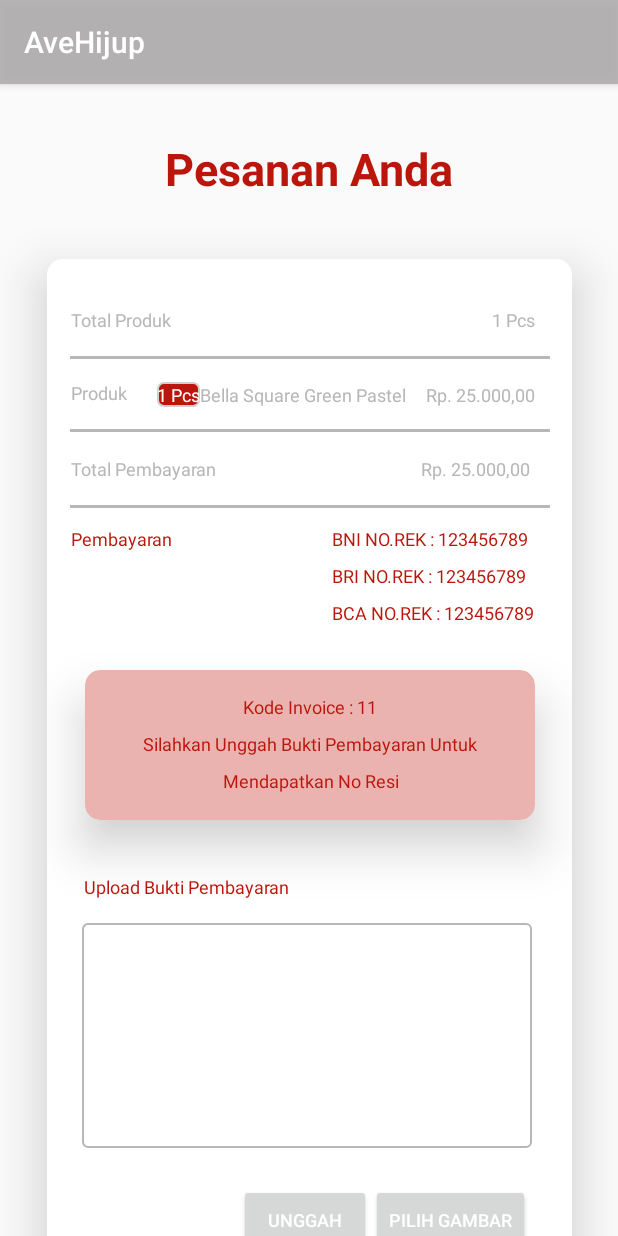
After one commit to VennaErsisRelita/AveHijup, an Android app: the KonfirmasiPembayaran screen opened directly, with no data from a screen before it, on a phone screen of 412 x 824 dp. The commit adds this screen. Run offline under Robolectric (Android 15) with nearby library versions, the phone set to English and light mode, and no system bars.

Commit message:
konfirmasi
konfirmasi pembayaran

```diff
--- a/app/build.gradle
+++ b/app/build.gradle
@@ -1,11 +1,11 @@
 apply plugin: 'com.android.application'
 
 android {
-    compileSdkVersion 28
+    compileSdkVersion 29
     defaultConfig {
         applicationId "com.example.avehijup"
         minSdkVersion 23
-        targetSdkVersion 28
+        targetSdkVersion 29
         versionCode 1
         versionName "1.0"
         testInstrumentationRunner "androidx.test.runner.AndroidJUnitRunner"
--- a/app/src/main/AndroidManifest.xml
+++ b/app/src/main/AndroidManifest.xml
@@ -9,8 +9,10 @@
         android:roundIcon="@mipmap/ic_launcher_round"
         android:supportsRtl="true"
         android:theme="@style/AppTheme">
-        <activity android:name=".Buat_akun"></activity>
-        <activity android:name=".Lupapassword"></activity>
+        <activity android:name=".KonfirmasiPembayaran"></activity>
+        <activity android:name=".TasBelanja" />
+        <activity android:name=".Buat_akun" />
+        <activity android:name=".Lupapassword" />
         <activity android:name=".MainActivity">
             <intent-filter>
                 <action android:name="android.intent.action.MAIN" />
--- /dev/null
+++ b/app/src/main/java/com/example/avehijup/KonfirmasiPembayaran.java
@@ -0,0 +1,14 @@
+package com.example.avehijup;
+
+import androidx.appcompat.app.AppCompatActivity;
+
+import android.os.Bundle;
+
+public class KonfirmasiPembayaran extends AppCompatActivity {
+
+    @Override
+    protected void onCreate(Bundle savedInstanceState) {
+        super.onCreate(savedInstanceState);
+        setContentView(R.layout.activity_konfirmasi_pembayaran);
+    }
+}
--- a/app/src/main/java/com/example/avehijup/MainActivity.java
+++ b/app/src/main/java/com/example/avehijup/MainActivity.java
@@ -7,11 +7,25 @@ import android.os.Bundle;
 import android.view.View;
 import android.widget.TextView;
 
+import org.w3c.dom.Text;
+
 public class MainActivity extends AppCompatActivity {
+    TextView btnLogin;
+
     @Override
     protected void onCreate( Bundle savedInstanceState) {
         super.onCreate(savedInstanceState);
         setContentView(R.layout.login);
+        btnLogin = (TextView)findViewById(R.id.textView);
+
+        btnLogin.setOnClickListener(new View.OnClickListener() {
+            @Override
+            public void onClick(View v) {
+                startActivity(new Intent(MainActivity.this,KonfirmasiPembayaran.class));
+                finish();
+            }
+        });
+
         TextView btn = (TextView) findViewById(R.id.daftardisini);
         btn.setOnClickListener(new View.OnClickListener() {
             @Override
--- /dev/null
+++ b/app/src/main/java/com/example/avehijup/TasBelanja.java
@@ -0,0 +1,14 @@
+package com.example.avehijup;
+
+import androidx.appcompat.app.AppCompatActivity;
+
+import android.os.Bundle;
+
+public class TasBelanja extends AppCompatActivity {
+
+    @Override
+    protected void onCreate(Bundle savedInstanceState) {
+        super.onCreate(savedInstanceState);
+        setContentView(R.layout.activity_tas_belanja);
+    }
+}
--- a/app/src/main/java/com/example/avehijup/login.java
+++ /dev/null
@@ -1,4 +0,0 @@
-package com.example.avehijup;
-
-class login {
-}
--- /dev/null
+++ b/app/src/main/res/drawable/btncolor1.xml
@@ -0,0 +1,36 @@
+<?xml version="1.0" encoding="utf-8"?>
+<selector xmlns:android="http://schemas.android.com/apk/res/android">
+<!--    <item android:state_pressed="true" >-->
+<!--        <shape>-->
+<!--            <solid android:color="@color/colorWhite" />-->
+<!--            <stroke android:width="1dp"-->
+<!--                android:color="@color/colorWhite" />-->
+<!--            <corners android:radius="20dp" />-->
+<!--            <padding-->
+<!--                android:left="10dp"-->
+<!--                android:right="10dp"-->
+<!--                android:bottom="10dp"-->
+<!--                android:top="10dp" />-->
+<!--        </shape>-->
+<!--    </item>-->
+
+<!--    <item>-->
+<!--        <shape>-->
+<!--            <gradient-->
+<!--                android:startColor="@color/startColor"-->
+<!--                android:endColor="@color/endColor"-->
+<!--                android:angle="45" />-->
+
+<!--            <stroke-->
+<!--                android:width="1dp"-->
+<!--                android:color="@color/colorWhite" />-->
+<!--            <corners android:radius="20dp" />-->
+<!--            <padding-->
+<!--                android:left="10dp"-->
+<!--                android:right="10dp"-->
+<!--                android:bottom="10dp"-->
+<!--                android:top="10dp" />-->
+
+<!--        </shape>-->
+<!--    </item>-->
+</selector>
--- /dev/null
+++ b/app/src/main/res/drawable/roundedred.xml
@@ -0,0 +1,6 @@
+<?xml version="1.0" encoding="utf-8"?>
+<shape xmlns:android="http://schemas.android.com/apk/res/android">
+    <solid android:color="@color/merah"></solid>
+    <stroke android:width="1dp" android:color="#CFCFCF" />
+    <corners android:radius="4dp"/>
+</shape>
--- /dev/null
+++ b/app/src/main/res/drawable/uploadbuktipembayaran.xml
@@ -0,0 +1,6 @@
+<?xml version="1.0" encoding="utf-8"?>
+<shape xmlns:android="http://schemas.android.com/apk/res/android">
+    <solid android:color="#FFFFFF"></solid>
+    <stroke android:width="1dp" android:color="@color/colorPrimary" />
+    <corners android:radius="3dp"/>
+</shape>
--- /dev/null
+++ b/app/src/main/res/layout/activity_konfirmasi_pembayaran.xml
@@ -0,0 +1,340 @@
+<?xml version="1.0" encoding="utf-8"?>
+<androidx.core.widget.NestedScrollView xmlns:android="http://schemas.android.com/apk/res/android"
+    xmlns:app="http://schemas.android.com/apk/res-auto"
+    xmlns:tools="http://schemas.android.com/tools"
+    android:layout_width="match_parent"
+    android:layout_height="match_parent"
+    tools:context=".KonfirmasiPembayaran">
+
+    <androidx.constraintlayout.widget.ConstraintLayout
+        android:layout_width="match_parent"
+        android:layout_height="match_parent"
+        android:paddingBottom="20dp">
+
+    <TextView
+        android:id="@+id/pesananAnda"
+        android:layout_width="wrap_content"
+        android:layout_height="wrap_content"
+        android:layout_marginTop="36dp"
+        android:text="Pesanan Anda"
+        android:textColor="@color/merah"
+        android:textSize="30dp"
+        android:textStyle="bold"
+        app:layout_constraintEnd_toEndOf="parent"
+        app:layout_constraintStart_toStartOf="parent"
+        app:layout_constraintTop_toTopOf="parent" />
+
+    <androidx.cardview.widget.CardView
+        android:id="@+id/cardViewPesananAnda"
+        android:layout_width="350dp"
+        android:layout_height="700dp"
+        android:layout_marginTop="40dp"
+        app:cardBackgroundColor="@color/colorwhite"
+        app:cardCornerRadius="10dp"
+        app:cardElevation="20dp"
+        app:layout_constraintEnd_toEndOf="parent"
+        app:layout_constraintStart_toStartOf="parent"
+        app:layout_constraintTop_toBottomOf="@+id/pesananAnda">
+
+        <androidx.constraintlayout.widget.ConstraintLayout
+            android:layout_width="match_parent"
+            android:layout_height="match_parent">
+
+            <TextView
+                android:id="@+id/totalProduk"
+                android:layout_width="wrap_content"
+                android:layout_height="wrap_content"
+                android:layout_marginStart="16dp"
+                android:layout_marginTop="32dp"
+                android:text="Total Produk"
+                android:textColor="@color/colorPrimary"
+                android:textSize="12dp"
+                app:layout_constraintStart_toStartOf="parent"
+                app:layout_constraintTop_toTopOf="parent" />
+
+
+            <TextView
+                android:id="@+id/isiroduk"
+                android:layout_width="wrap_content"
+                android:layout_height="wrap_content"
+                android:layout_marginTop="32dp"
+                android:text="1 Pcs"
+                android:textColor="@color/colorPrimary"
+                android:textSize="12dp"
+                app:layout_constraintEnd_toEndOf="parent"
+                app:layout_constraintHorizontal_bias="0.898"
+                app:layout_constraintStart_toEndOf="@+id/totalProduk"
+                app:layout_constraintTop_toTopOf="parent" />
+
+            <View
+                android:id="@+id/garis1"
+                android:layout_width="320dp"
+                android:layout_height="2dp"
+                android:layout_marginTop="10dp"
+                android:background="@color/colorPrimary"
+                app:layout_constraintBottom_toTopOf="@+id/produk"
+                app:layout_constraintEnd_toEndOf="parent"
+                app:layout_constraintHorizontal_bias="0.516"
+                app:layout_constraintStart_toStartOf="parent"
+                app:layout_constraintTop_toBottomOf="@+id/totalProduk"
+                app:layout_constraintVertical_bias="0.291" />
+
+            <TextView
+                android:id="@+id/produk"
+                android:layout_width="wrap_content"
+                android:layout_height="wrap_content"
+                android:layout_marginStart="16dp"
+                android:layout_marginTop="32dp"
+                android:text="Produk"
+                android:textColor="@color/colorPrimary"
+                android:textSize="12dp"
+                app:layout_constraintStart_toStartOf="parent"
+                app:layout_constraintTop_toBottomOf="@+id/totalProduk" />
+
+            <TextView
+                android:id="@+id/namaProduk"
+                android:layout_width="wrap_content"
+                android:layout_height="wrap_content"
+                android:layout_marginTop="15dp"
+                android:text="Bella Square Green Pastel"
+                android:textColor="@color/colorPrimary"
+                android:textSize="12dp"
+                app:layout_constraintStart_toEndOf="@+id/jumlahProduk"
+                app:layout_constraintTop_toBottomOf="@+id/garis1" />
+
+            <TextView
+                android:id="@+id/jumlahProduk"
+                android:layout_width="wrap_content"
+                android:layout_height="wrap_content"
+                android:layout_marginStart="20dp"
+                android:layout_marginTop="15dp"
+                android:background="@drawable/roundedred"
+                android:text="1 Pcs"
+                android:textColor="@color/colorwhite"
+                android:textSize="12dp"
+                app:layout_constraintHorizontal_bias="0.562"
+                app:layout_constraintStart_toEndOf="@+id/produk"
+                app:layout_constraintTop_toBottomOf="@+id/garis1" />
+
+            <TextView
+                android:id="@+id/isiProduk"
+                android:layout_width="wrap_content"
+                android:layout_height="wrap_content"
+                android:layout_marginStart="12dp"
+                android:text="Rp. 25.000,00"
+                android:textColor="@color/colorPrimary"
+                android:textSize="12dp"
+                app:layout_constraintEnd_toEndOf="parent"
+                app:layout_constraintHorizontal_bias="0.04"
+                app:layout_constraintStart_toEndOf="@+id/namaProduk"
+                app:layout_constraintTop_toTopOf="@+id/namaProduk" />
+
+            <View
+                android:id="@+id/garis2"
+                android:layout_width="320dp"
+                android:layout_height="2dp"
+                android:layout_marginTop="16dp"
+                android:background="@color/colorPrimary"
+                app:layout_constraintEnd_toEndOf="parent"
+                app:layout_constraintHorizontal_bias="0.516"
+                app:layout_constraintStart_toStartOf="parent"
+                app:layout_constraintTop_toBottomOf="@+id/produk" />
+
+            <TextView
+                android:id="@+id/totalPembayaran"
+                android:layout_width="wrap_content"
+                android:layout_height="wrap_content"
+                android:layout_marginStart="16dp"
+                android:layout_marginTop="16dp"
+                android:text="Total Pembayaran"
+                android:textColor="@color/colorPrimary"
+                android:textSize="12dp"
+                app:layout_constraintStart_toStartOf="parent"
+                app:layout_constraintTop_toBottomOf="@+id/garis2" />
+
+            <TextView
+                android:id="@+id/isiTotalPembayaran"
+                android:layout_width="wrap_content"
+                android:layout_height="wrap_content"
+                android:layout_marginStart="136dp"
+                android:layout_marginTop="16dp"
+                android:text="Rp. 25.000,00"
+                android:textColor="@color/colorPrimary"
+                android:textSize="12dp"
+                app:layout_constraintStart_toEndOf="@+id/totalPembayaran"
+                app:layout_constraintTop_toBottomOf="@+id/garis2" />
+
+            <View
+                android:id="@+id/garis3"
+                android:layout_width="320dp"
+                android:layout_height="2dp"
+                android:layout_marginTop="16dp"
+                android:background="@color/colorPrimary"
+                app:layout_constraintEnd_toEndOf="parent"
+                app:layout_constraintHorizontal_bias="0.52"
+                app:layout_constraintStart_toStartOf="parent"
+                app:layout_constraintTop_toBottomOf="@+id/totalPembayaran" />
+
+            <TextView
+                android:id="@+id/pembayaran"
+                android:layout_width="wrap_content"
+                android:layout_height="wrap_content"
+                android:layout_marginStart="16dp"
+                android:layout_marginTop="12dp"
+                android:text="Pembayaran"
+                android:textColor="@color/merah"
+                android:textSize="12dp"
+                app:layout_constraintStart_toStartOf="parent"
+                app:layout_constraintTop_toBottomOf="@+id/garis3" />
+
+            <TextView
+                android:id="@+id/BNI"
+                android:layout_width="wrap_content"
+                android:layout_height="wrap_content"
+                android:layout_marginTop="12dp"
+                android:text="BNI NO.REK : 123456789"
+                android:textColor="@color/merah"
+                android:textSize="12dp"
+                app:layout_constraintEnd_toEndOf="parent"
+                app:layout_constraintHorizontal_bias="0.787"
+                app:layout_constraintStart_toEndOf="@+id/pembayaran"
+                app:layout_constraintTop_toBottomOf="@+id/garis3" />
+
+            <TextView
+                android:id="@+id/BRI"
+                android:layout_width="wrap_content"
+                android:layout_height="wrap_content"
+                android:layout_marginTop="8dp"
+                android:text="BRI NO.REK : 123456789"
+                android:textColor="@color/merah"
+                android:textSize="12dp"
+                app:layout_constraintEnd_toEndOf="parent"
+                app:layout_constraintHorizontal_bias="0.78"
+                app:layout_constraintStart_toEndOf="@+id/pembayaran"
+                app:layout_constraintTop_toBottomOf="@+id/BNI" />
+
+            <TextView
+                android:id="@+id/BCA"
+                android:layout_width="wrap_content"
+                android:layout_height="wrap_content"
+                android:layout_marginTop="8dp"
+                android:text="BCA NO.REK : 123456789"
+                android:textColor="@color/merah"
+                android:textSize="12dp"
+                app:layout_constraintEnd_toEndOf="parent"
+                app:layout_constraintHorizontal_bias="0.811"
+                app:layout_constraintStart_toEndOf="@+id/pembayaran"
+                app:layout_constraintTop_toBottomOf="@+id/BRI" />
+
+            <androidx.cardview.widget.CardView
+                android:id="@+id/cardViewPesananAndaKet"
+                android:layout_width="300dp"
+                android:layout_height="100dp"
+                android:layout_marginTop="30dp"
+                app:cardBackgroundColor="@color/colorPrimaryDark"
+                app:cardCornerRadius="10dp"
+                app:cardElevation="20dp"
+                app:layout_constraintEnd_toEndOf="parent"
+                app:layout_constraintStart_toStartOf="parent"
+                app:layout_constraintTop_toBottomOf="@+id/BCA">
+
+                <androidx.constraintlayout.widget.ConstraintLayout
+                    android:layout_width="match_parent"
+                    android:layout_height="match_parent">
+
+                    <TextView
+                        android:id="@+id/kodeInvoice"
+                        android:layout_width="wrap_content"
+                        android:layout_height="wrap_content"
+                        android:layout_marginTop="16dp"
+                        android:text="Kode Invoice : 11"
+                        android:textColor="@color/merah"
+                        android:textSize="12dp"
+                        app:layout_constraintEnd_toEndOf="parent"
+                        app:layout_constraintStart_toStartOf="parent"
+                        app:layout_constraintTop_toTopOf="parent" />
+
+                    <TextView
+                        android:id="@+id/ket1"
+                        android:layout_width="wrap_content"
+                        android:layout_height="wrap_content"
+                        android:layout_marginTop="8dp"
+                        android:text="Silahkan Unggah Bukti Pembayaran Untuk"
+                        android:textColor="@color/merah"
+                        android:textSize="12dp"
+                        app:layout_constraintEnd_toEndOf="parent"
+                        app:layout_constraintHorizontal_bias="0.506"
+                        app:layout_constraintStart_toStartOf="parent"
+                        app:layout_constraintTop_toBottomOf="@+id/kodeInvoice" />
+
+                    <TextView
+                        android:id="@+id/ket2"
+                        android:layout_width="wrap_content"
+                        android:layout_height="wrap_content"
+                        android:layout_marginTop="8dp"
+                        android:text="Mendapatkan No Resi"
+                        android:textColor="@color/merah"
+                        android:textSize="12dp"
+                        app:layout_constraintEnd_toEndOf="parent"
+                        app:layout_constraintHorizontal_bias="0.502"
+                        app:layout_constraintStart_toStartOf="parent"
+                        app:layout_constraintTop_toBottomOf="@+id/ket1" />
+
+                </androidx.constraintlayout.widget.ConstraintLayout>
+
+
+            </androidx.cardview.widget.CardView>
+
+            <TextView
+                android:id="@+id/uploadBuktiPembayaran"
+                android:layout_width="wrap_content"
+                android:layout_height="wrap_content"
+                android:layout_marginTop="36dp"
+                android:text="Upload Bukti Pembayaran"
+                android:textColor="@color/merah"
+                android:textSize="12dp"
+                app:layout_constraintEnd_toEndOf="parent"
+                app:layout_constraintHorizontal_bias="0.116"
+                app:layout_constraintStart_toStartOf="parent"
+                app:layout_constraintTop_toBottomOf="@+id/cardViewPesananAndaKet" />
+
+            <ImageView
+                android:id="@+id/imgUnggah"
+                android:layout_width="300dp"
+                android:layout_height="150dp"
+                android:layout_marginTop="16dp"
+                android:background="@drawable/uploadbuktipembayaran"
+                app:layout_constraintEnd_toEndOf="parent"
+                app:layout_constraintHorizontal_bias="0.46"
+                app:layout_constraintStart_toStartOf="parent"
+                app:layout_constraintTop_toBottomOf="@+id/uploadBuktiPembayaran" />
+
+            <Button
+                android:id="@+id/button"
+                android:layout_width="wrap_content"
+                android:layout_height="wrap_content"
+                android:layout_marginStart="128dp"
+                android:layout_marginTop="24dp"
+                android:text="Unggah"
+                android:textColor="@color/colorwhite"
+                android:textSize="12dp"
+                app:layout_constraintStart_toStartOf="parent"
+                app:layout_constraintTop_toBottomOf="@+id/imgUnggah" />
+
+            <Button
+                android:layout_width="wrap_content"
+                android:layout_height="wrap_content"
+                android:layout_marginTop="24dp"
+                android:text="Pilih Gambar"
+                android:textColor="@color/colorwhite"
+                android:textSize="12dp"
+                app:layout_constraintStart_toEndOf="@+id/button"
+                app:layout_constraintTop_toBottomOf="@+id/imgUnggah" />
+
+
+        </androidx.constraintlayout.widget.ConstraintLayout>
+
+    </androidx.cardview.widget.CardView>
+
+    </androidx.constraintlayout.widget.ConstraintLayout>
+</androidx.core.widget.NestedScrollView>
--- /dev/null
+++ b/app/src/main/res/layout/activity_tas_belanja.xml
@@ -0,0 +1,9 @@
+<?xml version="1.0" encoding="utf-8"?>
+<androidx.constraintlayout.widget.ConstraintLayout xmlns:android="http://schemas.android.com/apk/res/android"
+    xmlns:app="http://schemas.android.com/apk/res-auto"
+    xmlns:tools="http://schemas.android.com/tools"
+    android:layout_width="match_parent"
+    android:layout_height="match_parent"
+    tools:context=".TasBelanja">
+
+</androidx.constraintlayout.widget.ConstraintLayout>
--- a/app/src/main/res/values/colors.xml
+++ b/app/src/main/res/values/colors.xml
@@ -6,4 +6,5 @@
     <color name="colorwhite">#ffffff</color>
     <color name="colornavbar">#353A61</color>
     <color name="colornew">#6F6D6D</color>
+    <color name="merah">#ba160c</color>
 </resources>
```
